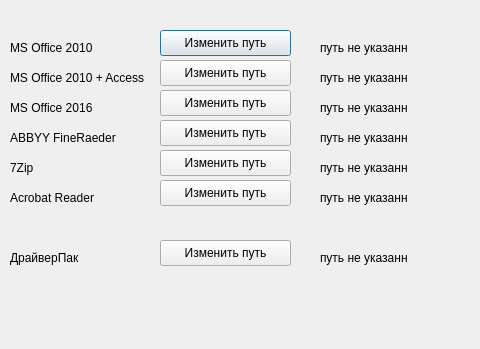
This is design_ui/EditPath.ui in BagaJimbildan/LAS_SibSIU as Qt 5 draws it before an edit; both pictures show x 0 to 480 and y 0 to 349 of the 746 by 349 pixel window. The edited form follows.
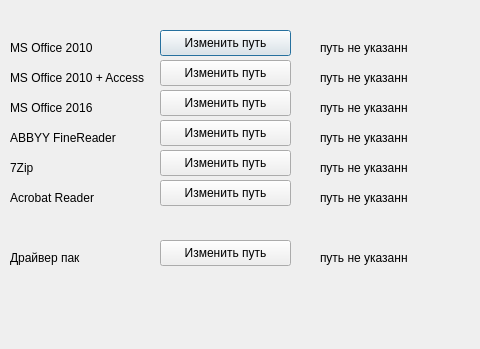
This is the edited form.

Patch:
```diff
--- a/design_ui/EditPath.ui
+++ b/design_ui/EditPath.ui
@@ -49,7 +49,7 @@
     </rect>
    </property>
    <property name="text">
-    <string>ABBYY FineRaeder</string>
+    <string>ABBYY FineReader</string>
    </property>
   </widget>
   <widget class="QLabel" name="label_4">
@@ -179,7 +179,7 @@
     </rect>
    </property>
    <property name="text">
-    <string>ДрайверПак</string>
+    <string>Драйвер пак</string>
    </property>
   </widget>
   <widget class="QPushButton" name="btn_driver">
```
